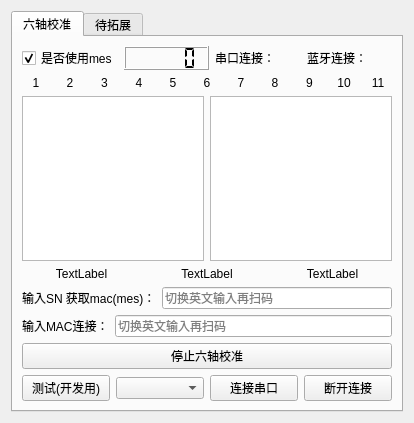
yuhuang163/test, file work_station/imu/imucali.ui: the form before one commit.
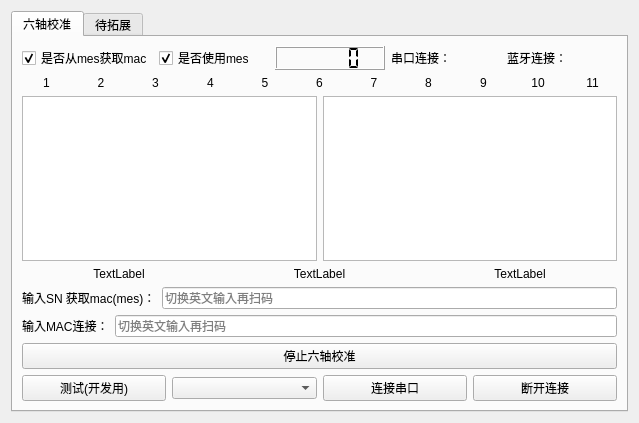
The form after the commit.

Commit message: 开发mes获取mac地址的功能勾选

Diff of the .ui file:
```diff
--- a/work_station/imu/imucali.ui
+++ b/work_station/imu/imucali.ui
@@ -6,7 +6,7 @@
    <rect>
     <x>0</x>
     <y>0</y>
-    <width>414</width>
+    <width>639</width>
     <height>423</height>
    </rect>
   </property>
@@ -57,6 +57,16 @@
          <property name="topMargin">
           <number>0</number>
          </property>
+         <item>
+          <widget class="QCheckBox" name="isformmes">
+           <property name="text">
+            <string>是否从mes获取mac</string>
+           </property>
+           <property name="checked">
+            <bool>true</bool>
+           </property>
+          </widget>
+         </item>
          <item>
           <widget class="QCheckBox" name="isusemes">
            <property name="text">
```
The commit also changes 14 other files.
